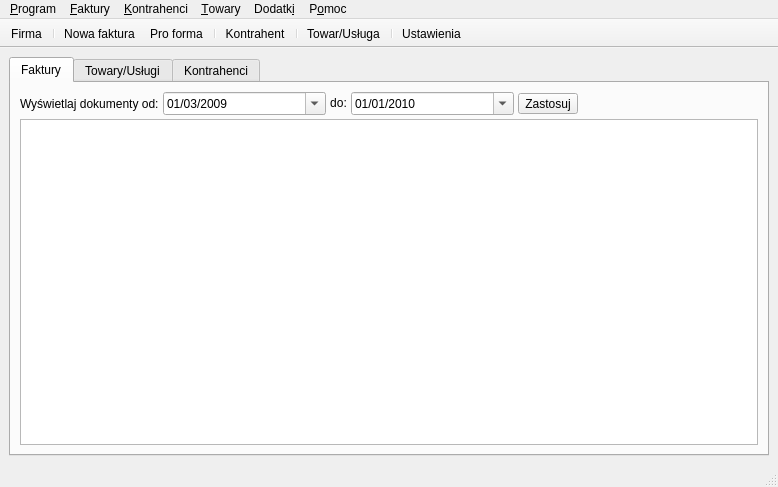
Qt form qfaktury/src/ui/MainWindow.ui (tkQCompany/qcompany) before a commit.
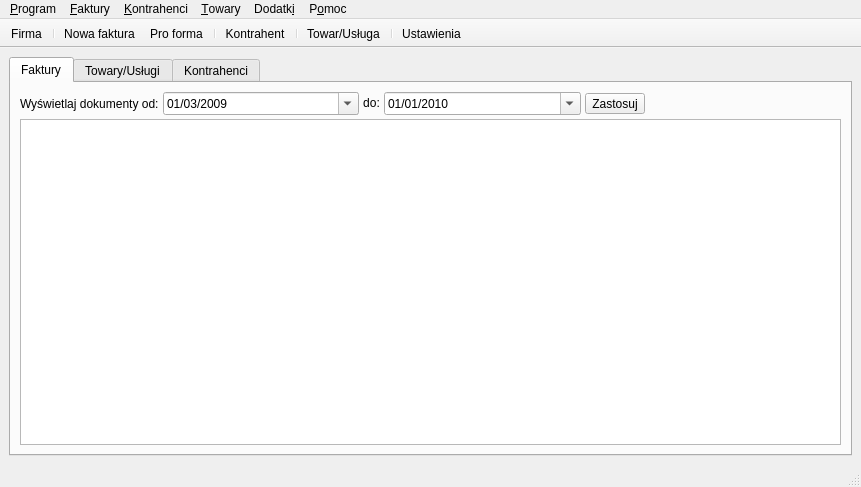
The same form after that commit. Icons and pictures are not drawn.

```diff
--- a/qfaktury/src/ui/MainWindow.ui
+++ b/qfaktury/src/ui/MainWindow.ui
@@ -7,7 +7,7 @@
    <rect>
     <x>0</x>
     <y>0</y>
-    <width>778</width>
+    <width>861</width>
     <height>487</height>
    </rect>
   </property>
@@ -244,8 +244,8 @@
     <rect>
      <x>0</x>
      <y>0</y>
-     <width>778</width>
-     <height>24</height>
+     <width>861</width>
+     <height>23</height>
     </rect>
    </property>
    <widget class="QMenu" name="menuProgram">
```
Left out of the diff: 24 changed lines with no effect on the pictures.
